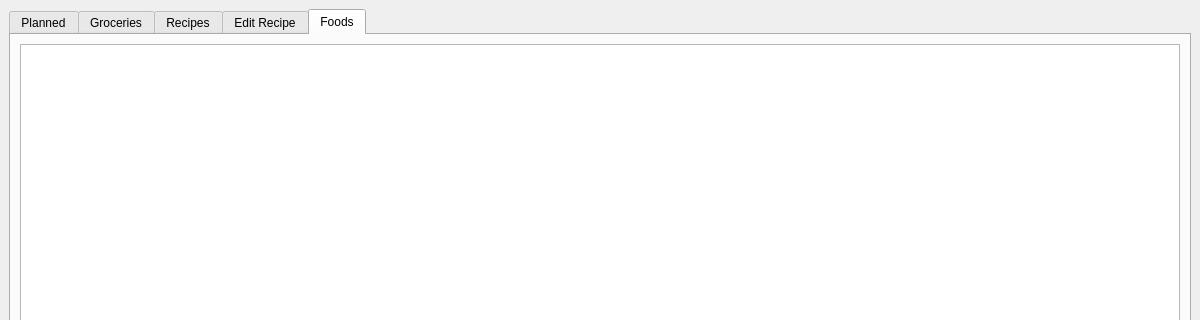
This is dashboard.ui in benjaminogles/budget-meal-planner as Qt 5 draws it before an edit; both pictures show x 0 to 1200 and y 0 to 320 of the 1200 by 800 pixel window. The edited form follows.
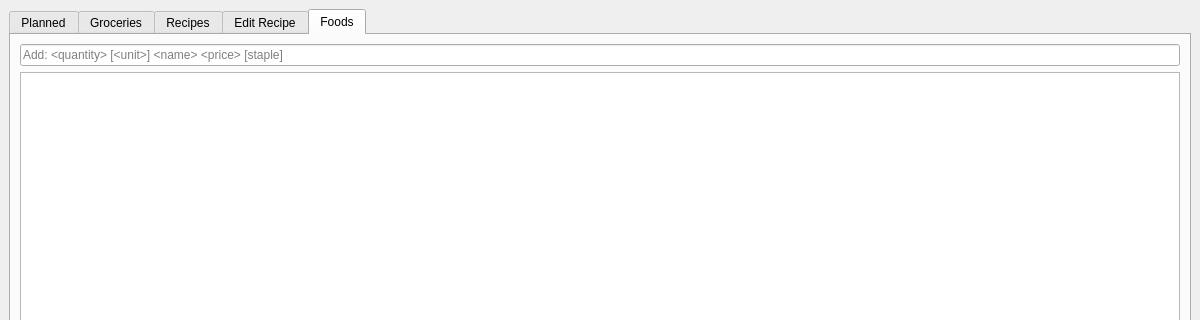
This is the edited form. The open tabs and pages were chosen to show the change.

Commit message: add input for food

```diff
--- a/dashboard.ui
+++ b/dashboard.ui
@@ -176,6 +176,13 @@
         <string>Foods</string>
        </attribute>
        <layout class="QVBoxLayout" name="verticalLayout_5">
+        <item>
+         <widget class="QLineEdit" name="leFood">
+          <property name="placeholderText">
+           <string>Add: &lt;quantity&gt; [&lt;unit&gt;] &lt;name&gt; &lt;price&gt; [staple]</string>
+          </property>
+         </widget>
+        </item>
         <item>
          <widget class="QTableView" name="foodsView"/>
         </item>
```
Left out of the diff: 3 changed lines with no effect on the pictures.
